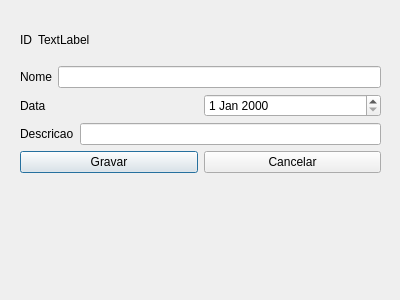
Before: the Qt Designer form agendaInterface/fm_editarcontato.ui in gustahlucas/agendaProject, drawn with Qt 5.
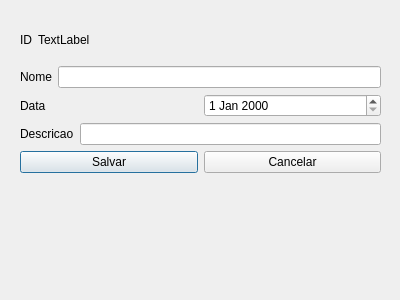
After: the same form once the commit is applied.

Patch:
```diff
--- a/agendaInterface/fm_editarcontato.ui
+++ b/agendaInterface/fm_editarcontato.ui
@@ -101,7 +101,7 @@
       <item>
        <widget class="QPushButton" name="btn_gravar">
         <property name="text">
-         <string>Gravar</string>
+         <string>Salvar</string>
         </property>
        </widget>
       </item>
```
Left out of the diff: 4 changed lines with no effect on the pictures.
